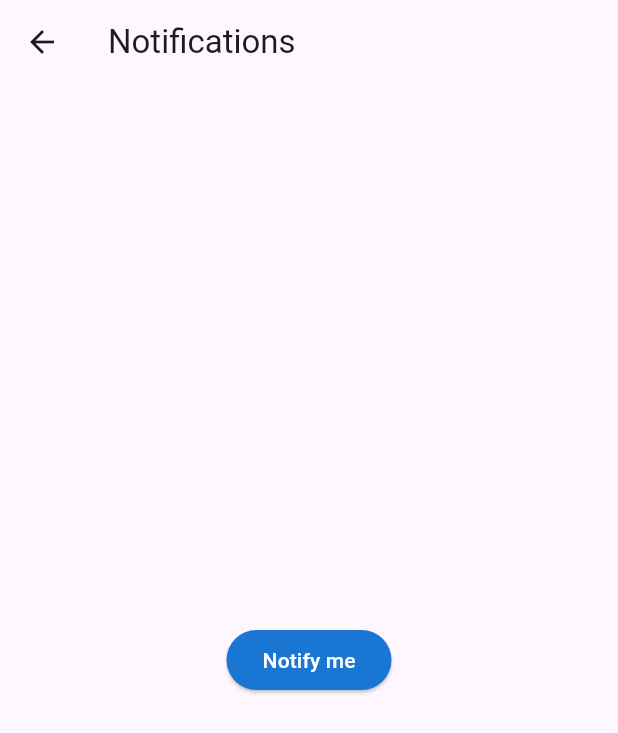
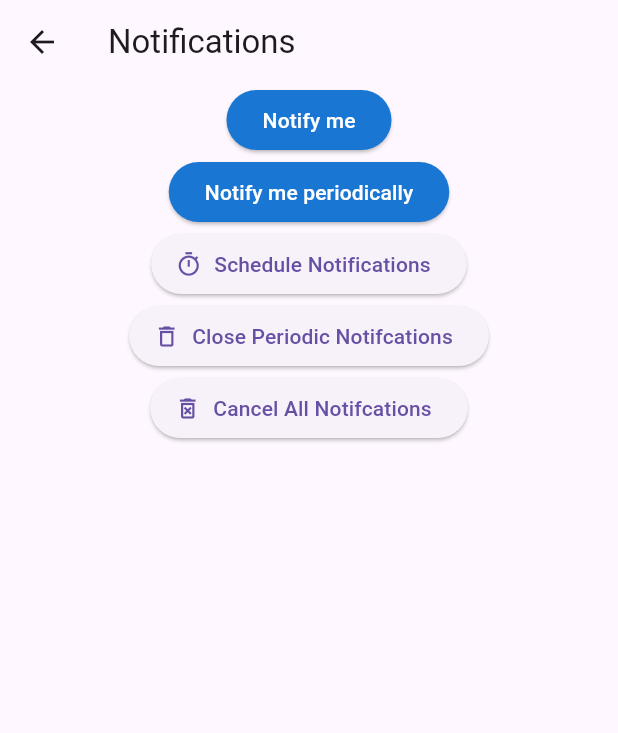
Before and after one commit to ppsshubham01/S_Chat, a Flutter app: the NotificationPage screen opened directly, on a phone screen of 412 x 824 dp. Shown: the top 733 px of the screen. Run offline on Flutter 3.47's test engine with Material 3 defaults, Android fonts, the light colour scheme and no system bars; our stand-ins replace cached_network_image, camera, cloud_firestore, connectivity_plus, firebase_auth, firebase_core and 13 more; missing offline and left inert: crop_image; accounts and stored records are empty; network calls fail.

Commit message:
- implementation localNotification - In Progress

```diff
--- a/lib/main.dart
+++ b/lib/main.dart
@@ -12,11 +12,15 @@ import 'package:s_chat/res/theme.dart';
 import 'package:s_chat/screens/auth_screens/auth_gate.dart';
 import 'package:s_chat/services/auth_services/auth_services.dart';
 import 'package:s_chat/services/firebase_api.dart';
-
+import 'package:s_chat/services/notification_service.dart';
 import 'firebase_options.dart';
 import 'model/notes_models/noteM.dart';
 
 void main() async {
+  WidgetsFlutterBinding.ensureInitialized();
+  await NotificationService.init();
+  await NotificationService().requestPermission();
+
   WidgetsBinding widgetsBinding = WidgetsFlutterBinding.ensureInitialized();
   Directory appDocumentDire = await getApplicationDocumentsDirectory();
   // Hive.init(appDocumentDire.path);
--- a/lib/screens/auth_screens/welcom_phone_auth.dart
+++ b/lib/screens/auth_screens/welcom_phone_auth.dart
@@ -10,7 +10,6 @@ import 'package:s_chat/services/firebase_api.dart';
 
 import '../../controllers/variable_controller.dart';
 import '../../services/auth_services/auth_services.dart';
-import '../../widgets/comman.dart';
 
 class PhoneAuth extends StatefulWidget {
   const PhoneAuth({super.key});
--- a/lib/screens/chat_screens/notification_page.dart
+++ b/lib/screens/chat_screens/notification_page.dart
@@ -1,6 +1,5 @@
 import 'package:firebase_messaging/firebase_messaging.dart';
 import 'package:flutter/material.dart';
-import 'package:permission_handler/permission_handler.dart';
 import 'package:s_chat/services/notification_service.dart';
 
 class NotificationPage extends StatefulWidget {
@@ -14,11 +13,19 @@ class NotificationPage extends StatefulWidget {
 
 class _NotificationPageState extends State<NotificationPage> {
 
-  Future<void> requestPermission() async {
-    if (await Permission.notification.isDenied) {
-      await Permission.notification.request();
-    }
+  @override
+  void initState() {
+    listenToNotifications();
+    super.initState();
   }
+  listenToNotifications() {
+    print("Listening to notification");
+    NotificationService.onClickNotification.stream.listen((event) {
+      print(event);
+      Navigator.pushNamed(context, '/another', arguments: event);
+    });
+  }
+
   @override
   Widget build(BuildContext context) {
     return Scaffold(
@@ -26,14 +33,51 @@ class _NotificationPageState extends State<NotificationPage> {
         title: const Text('Notifications'),
       ),
       body: Center(
-        child: ElevatedButton(
-            onPressed: () async{
-              await requestPermission();
-              // NotificationService().showNotification(title: 'Sample title', body: 'It works!');
-              NotificationService().showNotification();
-            },
-            style: ElevatedButton.styleFrom(backgroundColor: Colors.blue[700]),
-            child: const Text("Notify me",style: TextStyle(color: Colors.white),)),
+        child: Column(
+          children: [
+            ElevatedButton(
+                onPressed: () async{
+                  await NotificationService().requestPermission();
+                  NotificationService.simpleNotification(title: "Test title", body: 'test body', payload: 'test payload');
+                },
+                style: ElevatedButton.styleFrom(backgroundColor: Colors.blue[700]),
+                child: const Text("Notify me",style: TextStyle(color: Colors.white),)),
+            ElevatedButton(
+                onPressed: () async{
+                  await NotificationService().requestPermission();
+                  NotificationService.showPeriodicNotification(
+                    title: "Periodic Notification",
+                    body: "This notification repeats every minute",
+                    payload: "periodic_payload",
+                  );
+                  },
+                style: ElevatedButton.styleFrom(backgroundColor: Colors.blue[700]),
+                child: const Text("Notify me periodically",style: TextStyle(color: Colors.white),)),
+            ElevatedButton.icon(
+              icon: const Icon(Icons.timer_outlined),
+              onPressed: () {
+                NotificationService.showScheduleNotification(
+                    title: "Schedule Notification",
+                    body: "This is a Schedule Notification",
+                    payload: "This is schedule data");
+              },
+              label: const Text("Schedule Notifications"),
+            ),
+            // to close periodic notifications
+            ElevatedButton.icon(
+                icon: const Icon(Icons.delete_outline),
+                onPressed: () {
+                  NotificationService.cancel(1);
+                },
+                label: const Text("Close Periodic Notifcations")),
+            ElevatedButton.icon(
+                icon: const Icon(Icons.delete_forever_outlined),
+                onPressed: () {
+                  NotificationService.cancelAll();
+                },
+                label: const Text("Cancel All Notifcations"))
+          ],
+        ),
       ),
     );
   }
--- a/lib/screens/home_screens/home_page.dart
+++ b/lib/screens/home_screens/home_page.dart
@@ -479,7 +479,7 @@ class DisplayPictureScreen extends StatelessWidget {
   _finished(BuildContext context) async {
     final image = await cropController.croppedImage();
     await showDialog<bool>(
-      context: context,
+      context: Get.context!,
       builder: (context) {
         return SimpleDialog(
           contentPadding: const EdgeInsets.all(6.0),
--- a/pubspec.yaml
+++ b/pubspec.yaml
@@ -61,6 +61,8 @@ dependencies:
   firebase_crashlytics: ^3.5.4
   connectivity_plus: ^6.0.3
   flutter_local_notifications: ^17.2.3
+  flutter_timezone: ^3.0.1
+  rxdart: ^0.28.0
   #  stream_chat_flutter_core: ^7.2.0
 
 dev_dependencies:
```
Also changed, not shown: lib/controllers/notification_controller.dart (added, +39 -0 lines), lib/services/notification_service.dart (+110 -62 lines), pubspec.lock, 8 other files.
